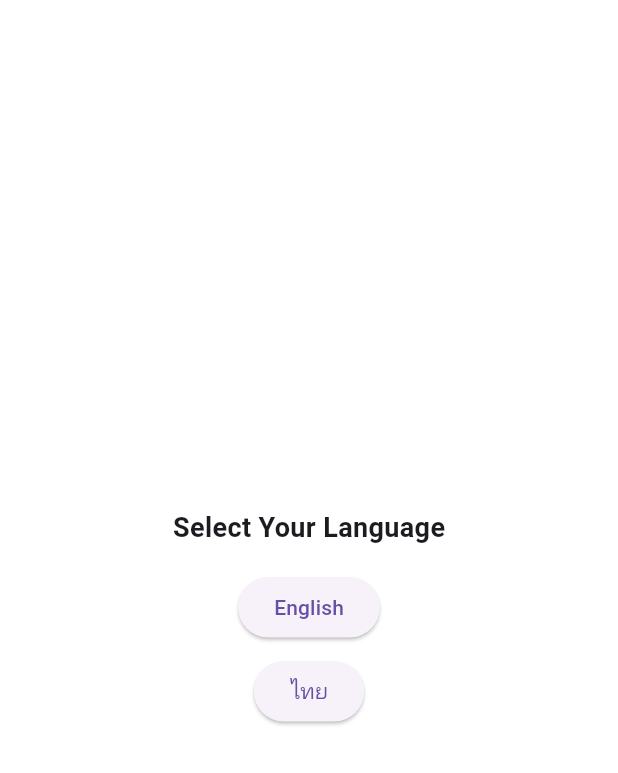
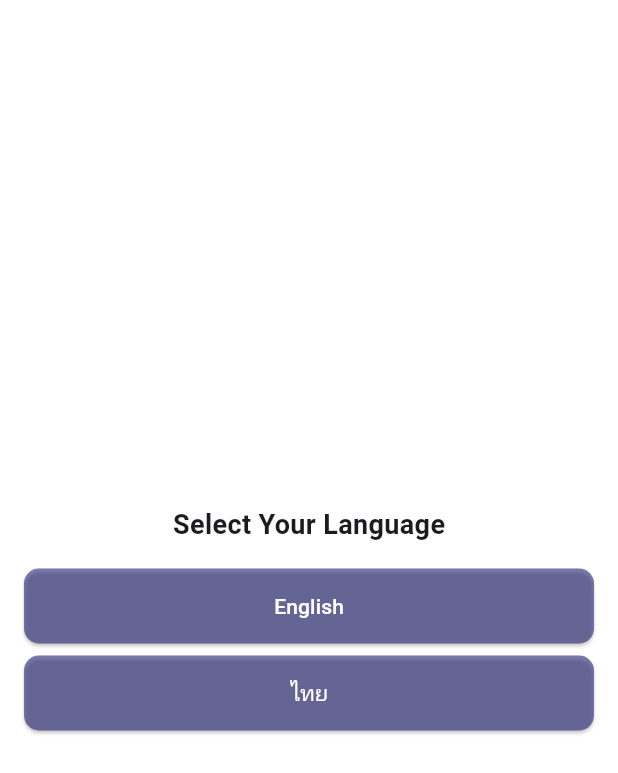
Before and after one commit to Tannop/Splash-Screen, a Flutter app: the screen it shows after launch, on a phone screen of 412 x 824 dp. Shown: the top 773 px of the screen. Run offline on Flutter 3.47's test engine with Material 3 defaults, Android fonts, the phone set to English and light mode, and no system bars; our stand-ins replace flutter_svg, local_auth, pin_code_fields, pin_input_text_field.

Commit message:
language screen ui update

```diff
--- a/lib/Language_Selection_Screen.dart
+++ b/lib/Language_Selection_Screen.dart
@@ -11,7 +11,8 @@ class LanguageSelectionScreen extends StatelessWidget {
   Widget build(BuildContext context) {
     return Scaffold(
       backgroundColor: Colors.white,
-      body: Center(
+      body: Padding(
+        padding: EdgeInsets.all(16.0),
         child: Column(
           mainAxisAlignment: MainAxisAlignment.center,
           children: [
@@ -25,17 +26,41 @@ class LanguageSelectionScreen extends StatelessWidget {
             ),
             const SizedBox(height: 16.0),
             ElevatedButton(
+              style: ElevatedButton.styleFrom(
+                backgroundColor: Color.fromARGB(160, 50, 50, 128),
+                shape: RoundedRectangleBorder(
+                  borderRadius: BorderRadius.circular(10.0),
+                ),
+                minimumSize: Size(double.infinity, 50),
+                padding: EdgeInsets.symmetric(horizontal: 16.0),
+              ),
               onPressed: () {
                 _changeLanguage(context, ('en, US') as String);
               },
-              child: const Text('English'),
+              child: const Text('English',
+                  style: TextStyle(
+                    color: Colors.white,
+                    // decoration: TextDecoration.underline,
+                  )),
             ),
             const SizedBox(height: 8.0),
             ElevatedButton(
+              style: ElevatedButton.styleFrom(
+                backgroundColor: Color.fromARGB(160, 50, 50, 128),
+                shape: RoundedRectangleBorder(
+                  borderRadius: BorderRadius.circular(10.0),
+                ),
+                minimumSize: Size(double.infinity, 50),
+                padding: EdgeInsets.symmetric(horizontal: 16.0),
+              ),
               onPressed: () {
                 _changeLanguage(context, ('th, TH') as String);
               },
-              child: const Text('ไทย'),
+              child: const Text('ไทย',
+                  style: TextStyle(
+                    color: Colors.white,
+                    // decoration: TextDecoration.underline,
+                  )),
             ),
           ],
         ),
```
